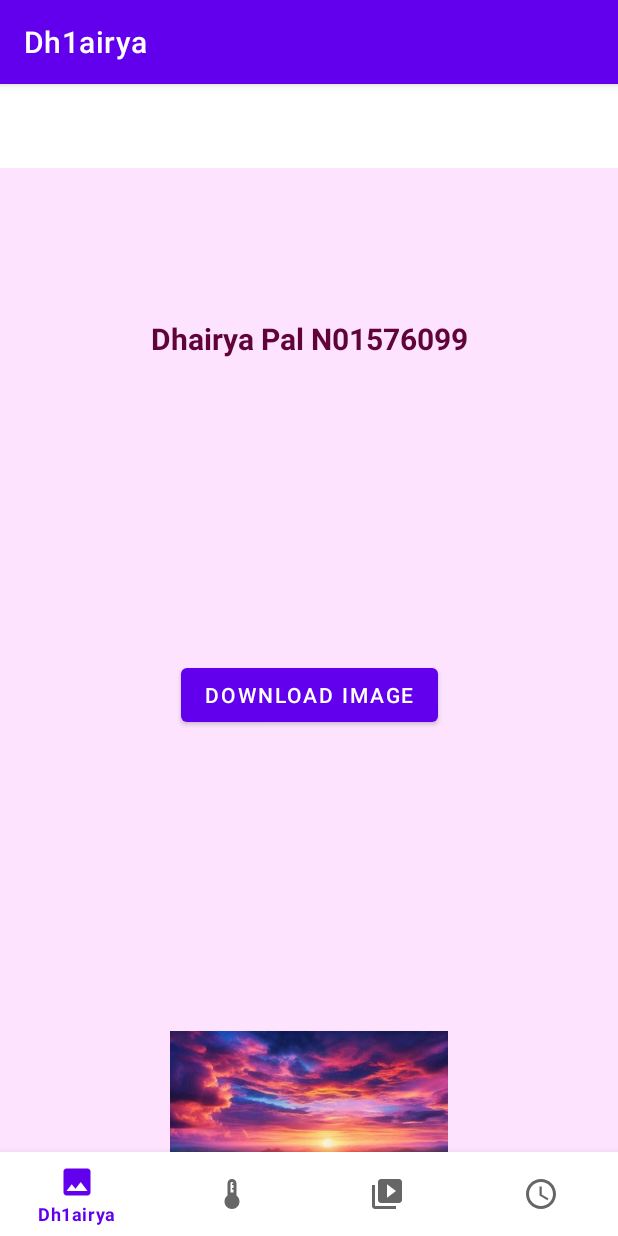
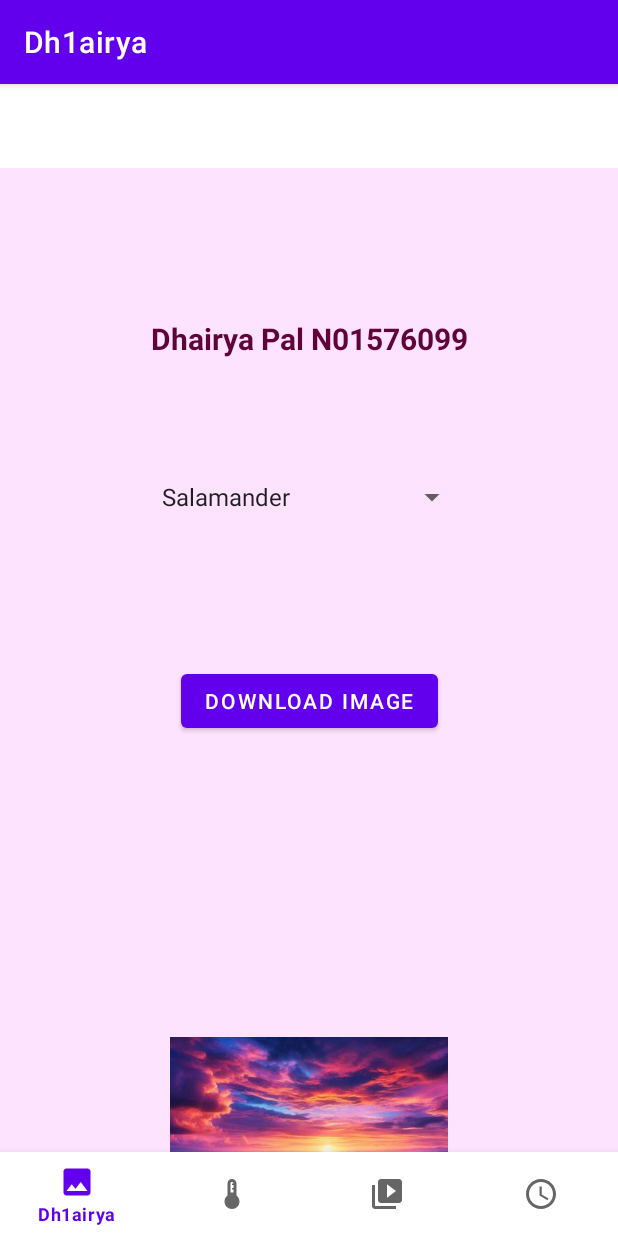
Before and after one commit to DhairyaPal6099/DhairyaPalLab10, an Android app: the screen it shows after launch (PalActivity10), on a phone screen of 412 x 824 dp. Run offline under Robolectric (Android 15) with nearby library versions, the phone set to English and light mode, and no system bars; our stand-ins replace navigation-ui.

Commit message:
Populated the spinner items and translated the first five translations to french

```diff
--- a/DhairyaModule10/src/main/res/layout/fragment_dh1airya.xml
+++ b/DhairyaModule10/src/main/res/layout/fragment_dh1airya.xml
@@ -23,9 +23,11 @@
 
     <Spinner
         android:id="@+id/dhaSpinner"
+        android:entries="@array/spinner_items"
         android:layout_width="0dp"
-        android:layout_height="0dp"
-        android:layout_marginTop="100dp"
+        android:layout_height="wrap_content"
+        android:layout_marginTop="80dp"
+        android:layout_marginHorizontal="100dp"
         app:layout_constraintTop_toBottomOf="@id/dhaTextView"
         app:layout_constraintStart_toStartOf="parent"
         app:layout_constraintEnd_toEndOf="parent" />
--- a/DhairyaModule10/src/main/res/values/strings.xml
+++ b/DhairyaModule10/src/main/res/values/strings.xml
@@ -1,12 +1,18 @@
 <!-- Dhairya Pal N01576099 -->
 
 <resources>
-    <string name="app_name">DhairyaLab10</string>
-    <string name="title_dh1airya">Dh1airya</string>
-    <string name="title_pa2l">Pa2l</string>
-    <string name="title_n013576099">N013576099</string>
-    <string name="title_d4p">D4P</string>
-    <string name="splash_screen_text2">by Dhairya Pal N01576099 \u00A9</string>
+    <string name="app_name" translatable="false">DhairyaLab10</string>
+    <string name="title_dh1airya" translatable="false">Dh1airya</string>
+    <string name="title_pa2l" translatable="false">Pa2l</string>
+    <string name="title_n013576099" translatable="false">N013576099</string>
+    <string name="title_d4p" translatable="false">D4P</string>
+    <string name="splash_screen_text2" translatable="false">by Dhairya Pal N01576099 \u00A9</string>
     <string name="download_image">Download Image</string>
-    <string name="full_name_studentid">Dhairya Pal N01576099</string>
+    <string name="full_name_studentid" translatable="false">Dhairya Pal N01576099</string>
+    <string-array name="spinner_items">
+        <item>Salamander</item>
+        <item>Komodo Dragon</item>
+        <item>Pterodactyl</item>
+        <item>Mosasaurus</item>
+    </string-array>
 </resources>
```
Also changed, not shown: 1 other file.
